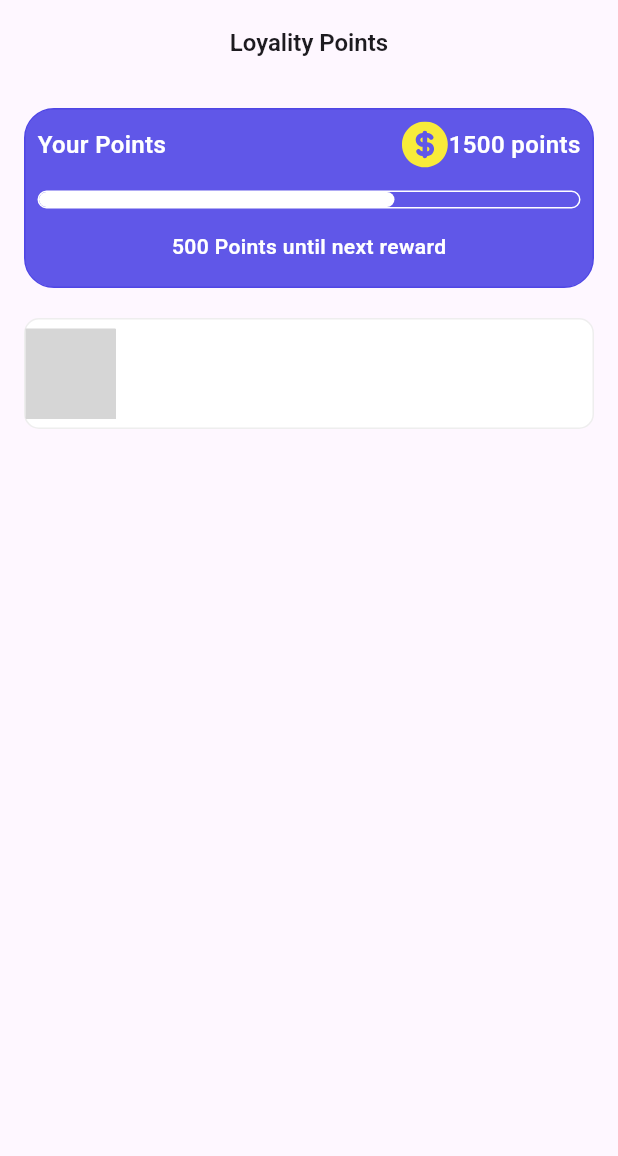
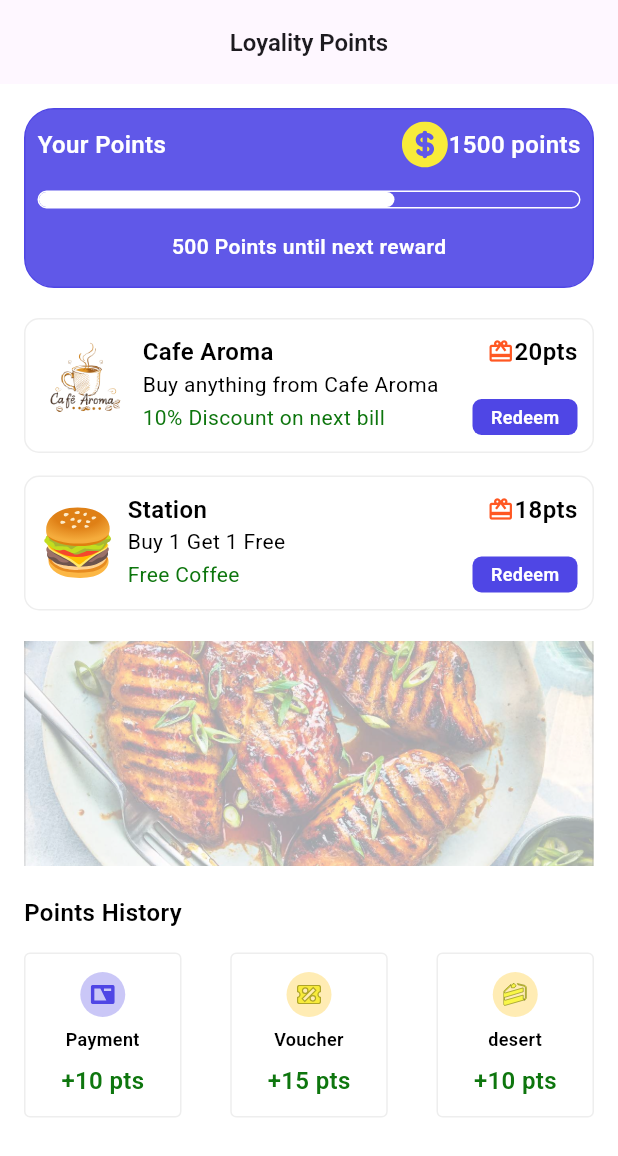
Before and after one commit to sadikshya0/restaurant_bill, a Flutter app: the PointsScreen screen opened directly, on a phone screen of 412 x 824 dp. Shown: the top 1156 px of the screen. Run offline on Flutter 3.47's test engine with Material 3 defaults, Android fonts, the phone set to English and light mode, and no system bars; our stand-ins replace fl_chart, flutter_svg, get, pinput; project files that could hold a hidden picture were left out; grey boxes are pictures that could not be loaded.

Commit message:
points completed

```diff
--- a/lib/utils/image_path.dart
+++ b/lib/utils/image_path.dart
@@ -18,8 +18,10 @@ class ImagePath {
   static const String target = "$baseIconPath/target.svg";
   static const String tick = "$baseIconPath/tick.svg";
   static const String dollar = "$baseIconPath/dollar.svg";
-  static const String cafe = "$baseIconPath/cafe.svg";
   static const String burger = "$baseIconPath/burger.svg";
+  static const String payment = "$baseIconPath/payment.svg";
+  static const String voucher = "$baseIconPath/voucher.svg";
+  static const String desert = "$baseIconPath/desert.svg";
 
   static const String wave = "$baseImagePath/wave.png";
   static const String pizza = "$baseImagePath/pizza.png";
@@ -27,6 +29,8 @@ class ImagePath {
   static const String security = "$baseImagePath/security.png";
   static const String mobile = "$baseImagePath/mobile.png";
   static const String bill = "$baseImagePath/bill.png";
+  static const String cafe = "$baseImagePath/cafe.png";
+  static const String food = "$baseImagePath/food.png";
 
   static const String logo = "$baseImagePath/infinity-logo.png";
   static const String profile = "$baseImagePath/profile.jpg";
--- a/lib/views/dashboard/points_screen.dart
+++ b/lib/views/dashboard/points_screen.dart
@@ -3,6 +3,8 @@ import 'package:flutter_svg/svg.dart';
 import 'package:restaurant_bill/utils/colors.dart';
 import 'package:restaurant_bill/utils/custom_text_styles.dart';
 import 'package:restaurant_bill/utils/image_path.dart';
+import 'package:restaurant_bill/widgets/points_widgets/points_history.dart';
+import 'package:restaurant_bill/widgets/points_widgets/reward_card.dart.dart';
 
 class PointsScreen extends StatelessWidget {
   const PointsScreen({super.key});
@@ -10,15 +12,18 @@ class PointsScreen extends StatelessWidget {
   @override
   Widget build(BuildContext context) {
     return Scaffold(
+      backgroundColor: AppColors.whiteColor,
       appBar: AppBar(
         title: Center(
           child: Text("Loyality Points", style: CustomTextStyles.f16W600()),
         ),
       ),
       body: SafeArea(
+        child: SingleChildScrollView(
           child: Padding(
             padding: const EdgeInsets.all(16),
             child: Column(
+              crossAxisAlignment: CrossAxisAlignment.start,
               children: [
                 Container(
                   height: 120,
@@ -89,22 +94,67 @@ class PointsScreen extends StatelessWidget {
                 ),
 
                 SizedBox(height: 20),
-              Container(
-                height: 74,
+                RewardCard(
+                  cafeName: "Cafe Aroma",
+                  description: "Buy anything from Cafe Aroma",
+                  rewardText: "10% Discount on next bill",
+                  points: "20pts",
+                  imagePath: ImagePath.cafe,
+                  isSvg: false,
+                ),
+                SizedBox(height: 15),
+
+                RewardCard(
+                  cafeName: "Station",
+                  description: "Buy 1 Get 1 Free",
+                  rewardText: "Free Coffee",
+                  points: "18pts",
+                  imagePath: ImagePath.burger,
+                  isSvg: true,
+                ),
+
+                SizedBox(height: 20),
+                Opacity(
+                  opacity: 0.9,
+                  child: Image.asset(
+                    ImagePath.food,
+                    height: 150,
                     width: double.infinity,
-                decoration: BoxDecoration(
-                  color: AppColors.whiteColor,
-                  borderRadius: BorderRadius.circular(10),
-                  border: Border.all(color: AppColors.lGrey, width: 1),
+                    fit: BoxFit.cover,
                   ),
-                child: Row(
+                ),
+                SizedBox(height: 20),
+                Text(
+                  "Points History",
+                  style: CustomTextStyles.f16W600(color: AppColors.textColor),
+                ),
+                SizedBox(height: 15),
+                Row(
+                  mainAxisAlignment: MainAxisAlignment.spaceBetween,
                   children: [
-                    SvgPicture.asset(ImagePath.cafe, height: 60, width: 60),
-                    Column(),
+                    PointsHistory(
+                      color: AppColors.primaryColor.withOpacity(0.3),
+                      title: "Payment",
+                      points: "+10 pts",
+                      iconPath: ImagePath.payment,
+                    ),
+
+                    PointsHistory(
+                      color: Colors.amber.withOpacity(0.3),
+                      title: "Voucher",
+                      points: "+15 pts",
+                      iconPath: ImagePath.voucher,
+                    ),
+                    PointsHistory(
+                      color: Colors.amber.withOpacity(0.3),
+                      title: "desert",
+                      points: "+10 pts",
+                      iconPath: ImagePath.desert,
+                    ),
                   ],
                 ),
+              ],
             ),
-            ],
           ),
         ),
       ),
--- /dev/null
+++ b/lib/widgets/points_widgets/points_history.dart
@@ -0,0 +1,68 @@
+import 'package:flutter/material.dart';
+import 'package:flutter_svg/flutter_svg.dart';
+import 'package:restaurant_bill/utils/colors.dart';
+import 'package:restaurant_bill/utils/custom_text_styles.dart';
+
+class PointsHistory extends StatelessWidget {
+  final Color color;
+  final String title;
+  final String points;
+  final String iconPath;
+  final VoidCallback? onTap;
+
+  const PointsHistory({
+    super.key,
+    required this.color,
+    required this.title,
+    required this.points,
+    required this.iconPath,
+    this.onTap,
+  });
+
+  @override
+  Widget build(BuildContext context) {
+    return GestureDetector(
+      onTap: onTap,
+      child: Container(
+        height: 110,
+        width: 105,
+        padding: const EdgeInsets.symmetric(horizontal: 8, vertical: 10),
+        decoration: BoxDecoration(
+          color: AppColors.whiteColor,
+          border: Border.all(color: AppColors.lGrey, width: 1),
+          borderRadius: BorderRadius.circular(4),
+        ),
+
+        child: Column(
+          crossAxisAlignment: CrossAxisAlignment.center,
+          mainAxisAlignment: MainAxisAlignment.center,
+          children: [
+            Container(
+              height: 30,
+              width: 30,
+              decoration: BoxDecoration(color: color, shape: BoxShape.circle),
+              child: Center(
+                child: SvgPicture.asset(iconPath, height: 16, width: 16),
+              ),
+            ),
+
+            const SizedBox(height: 6),
+
+            Text(
+              title,
+              style: CustomTextStyles.f12W600(color: AppColors.textColor),
+              textAlign: TextAlign.center,
+            ),
+
+            const SizedBox(height: 8),
+
+            Text(
+              points,
+              style: CustomTextStyles.f16W600(color: AppColors.green),
+            ),
+          ],
+        ),
+      ),
+    );
+  }
+}
--- /dev/null
+++ b/lib/widgets/points_widgets/reward_card.dart.dart
@@ -0,0 +1,134 @@
+import 'package:flutter/material.dart';
+import 'package:flutter_svg/flutter_svg.dart';
+import 'package:restaurant_bill/utils/colors.dart';
+import 'package:restaurant_bill/utils/custom_text_styles.dart';
+
+class RewardCard extends StatelessWidget {
+  final String cafeName;
+  final String description;
+  final String rewardText;
+  final String points;
+  final String imagePath;
+  final bool isSvg;
+  final VoidCallback? onRedeem;
+
+  const RewardCard({
+    super.key,
+    required this.cafeName,
+    required this.description,
+    required this.rewardText,
+    required this.points,
+    required this.imagePath,
+    this.isSvg = false,
+    this.onRedeem,
+  });
+
+  @override
+  Widget build(BuildContext context) {
+    return Container(
+      height: 90,
+      width: double.infinity,
+      padding: const EdgeInsets.all(10),
+      decoration: BoxDecoration(
+        color: AppColors.whiteColor,
+        borderRadius: BorderRadius.circular(10),
+        border: Border.all(color: AppColors.lGrey, width: 1),
+      ),
+      child: Row(
+        mainAxisAlignment: MainAxisAlignment.spaceEvenly,
+        crossAxisAlignment: CrossAxisAlignment.start,
+        children: [
+          isSvg
+              ? Center(
+                  child: SvgPicture.asset(imagePath, height: 50, width: 50),
+                )
+              : Image.asset(
+                  imagePath,
+                  height: 60,
+                  width: 60,
+                  fit: BoxFit.cover,
+                ),
+          SizedBox(width: 8),
+          Expanded(
+            child: Column(
+              crossAxisAlignment: CrossAxisAlignment.start,
+              children: [
+                /// Top Row
+                Row(
+                  mainAxisAlignment: MainAxisAlignment.spaceBetween,
+                  children: [
+                    Text(
+                      cafeName,
+                      style: CustomTextStyles.f16W600(
+                        color: AppColors.textColor,
+                      ),
+                    ),
+
+                    Row(
+                      children: [
+                        Icon(
+                          Icons.card_giftcard,
+                          color: AppColors.orange,
+                          size: 18,
+                        ),
+
+                        Text(
+                          points,
+                          style: CustomTextStyles.f16W600(
+                            color: AppColors.textColor,
+                          ),
+                        ),
+                      ],
+                    ),
+                  ],
+                ),
+
+                /// Description
+                Text(
+                  description,
+                  style: CustomTextStyles.f14W400(color: AppColors.textColor),
+                ),
+
+                /// Bottom Row
+                Row(
+                  mainAxisAlignment: MainAxisAlignment.spaceBetween,
+                  children: [
+                    Expanded(
+                      child: Text(
+                        rewardText,
+                        style: CustomTextStyles.f14W400(color: AppColors.green),
+                        overflow: TextOverflow.ellipsis,
+                      ),
+                    ),
+
+                    const SizedBox(width: 10),
+
+                    GestureDetector(
+                      onTap: onRedeem,
+                      child: Container(
+                        height: 24,
+                        width: 70,
+                        decoration: BoxDecoration(
+                          color: AppColors.primaryColor,
+                          borderRadius: BorderRadius.circular(6),
+                        ),
+                        child: Center(
+                          child: Text(
+                            "Redeem",
+                            style: CustomTextStyles.f12W600(
+                              color: AppColors.whiteColor,
+                            ),
+                          ),
+                        ),
+                      ),
+                    ),
+                  ],
+                ),
+              ],
+            ),
+          ),
+        ],
+      ),
+    );
+  }
+}
```
Also changed, not shown: assets/icon/desert.svg (added), assets/icon/payment.svg (added), assets/icon/voucher.svg (added), assets/images/burger.png (added), assets/images/cafe.png (added), assets/images/food.png (added). Lines whose indentation alone changed are shown as unchanged.
